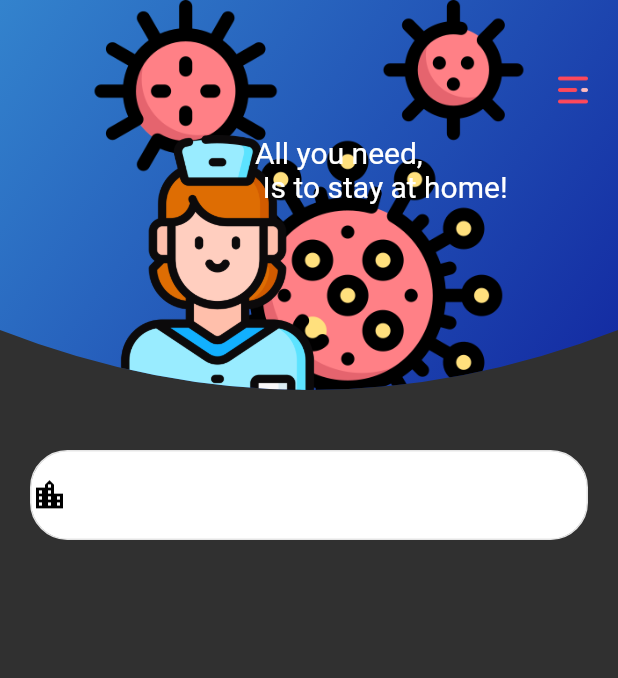
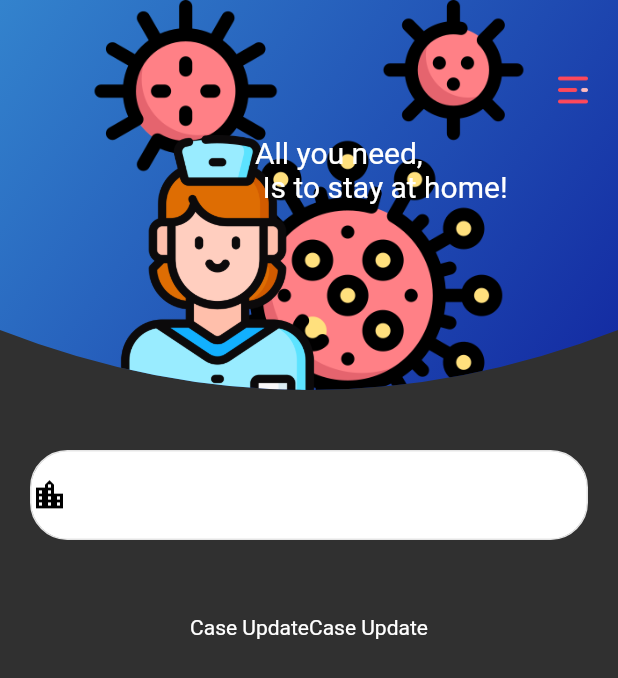
Before and after one commit to Aaris-Kazi/COVID19, a Flutter app: the screen it shows after launch, on a phone screen of 412 x 824 dp. Shown: the top 678 px of the screen. Run offline on Flutter 3.47's test engine with Material 2 defaults, Android fonts, the phone set to English and light mode, and no system bars.

Commit message:
after dropdown

```diff
--- a/lib/main.dart
+++ b/lib/main.dart
@@ -102,7 +102,21 @@ class _CovidState extends State<Covid> {
                     onChanged: (value) {},
                   ))
                 ],
-              ))
+              )),
+              Padding(padding: EdgeInsets.only(top: 50),
+              child: Column(children: <Widget>[
+                Text.rich(
+                  TextSpan(children: [
+                    TextSpan(
+                    text: 'Case Update'
+                  ),
+                  TextSpan(
+                    text: 'Case Update'
+                  )
+                  ])
+                )
+              ],),
+              )
         ],
       ),
     );
```
